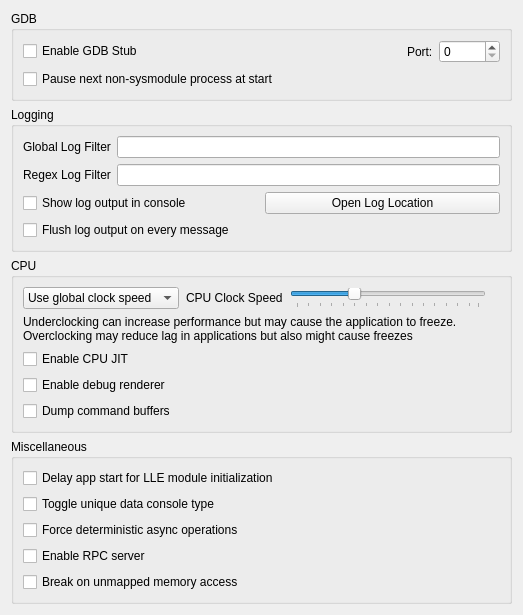
amwatson/CitraVR, file src/citra_qt/configuration/configure_debug.ui: the form before one commit.
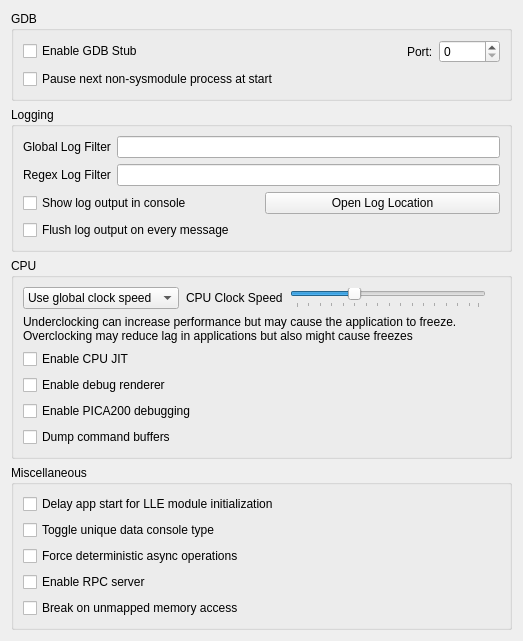
The form after the commit.

Commit message: core: Make PICA debugging a toggleable feature (#2254)

```diff
--- a/src/citra_qt/configuration/configure_debug.ui
+++ b/src/citra_qt/configuration/configure_debug.ui
@@ -251,6 +251,13 @@
        </widget>
       </item>
       <item row="5" column="0">
+         <widget class="QCheckBox" name="toggle_pica_debugging">
+           <property name="text">
+             <string>Enable PICA200 debugging</string>
+           </property>
+         </widget>
+       </item>
+      <item row="6" column="0">
        <widget class="QCheckBox" name="toggle_dump_command_buffers">
         <property name="text">
          <string>Dump command buffers</string>
```
Lines whose indentation alone changed are shown as unchanged. The commit also changes 12 other files.
